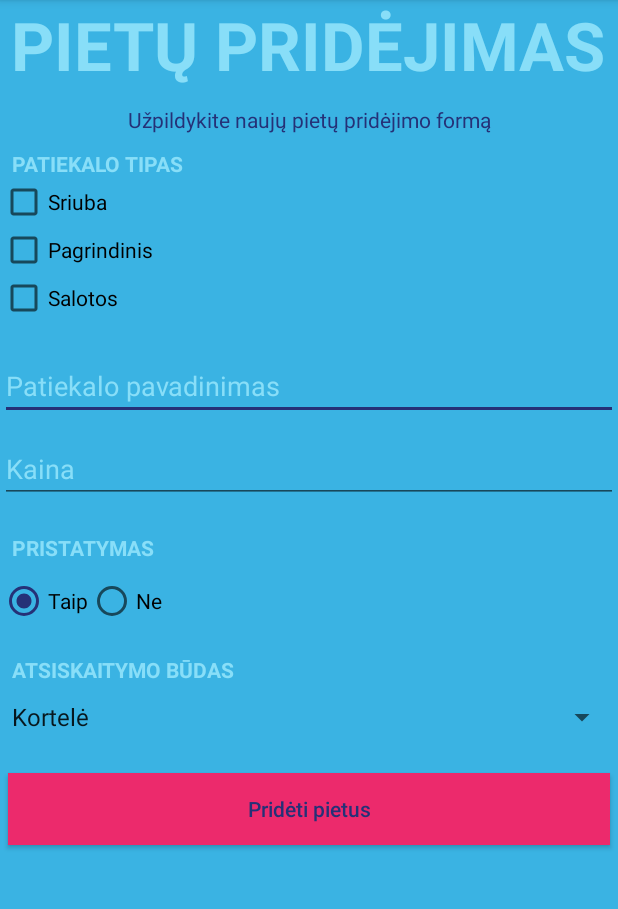
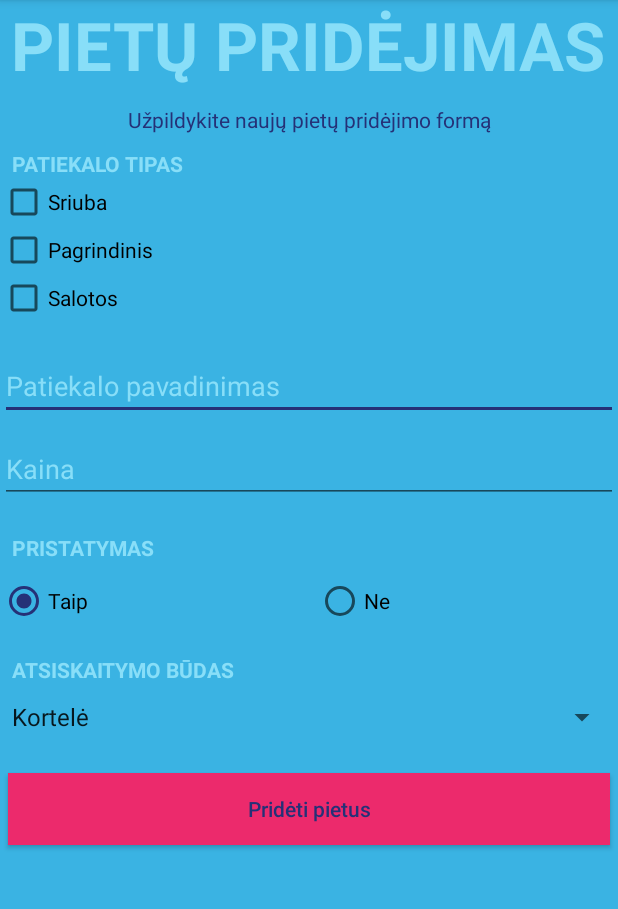
Before and after one commit to aistyska/my_dinner_app, an Android app: the NewDinnerActivity screen opened directly, with no data from a screen before it, on a phone screen of 412 x 824 dp, the part 84-993 px from its top. Run offline under Robolectric (Android 15) with nearby library versions, the phone set to English and light mode, and no system bars.

Commit message:
Fixed radio buttons layout in add new dinner form

```diff
--- a/app/src/main/res/layout/activity_new_dinner.xml
+++ b/app/src/main/res/layout/activity_new_dinner.xml
@@ -114,14 +114,16 @@
 
         <RadioGroup
             android:id="@+id/radio_delivery"
-            android:layout_width="wrap_content"
+            android:layout_width="match_parent"
             android:layout_height="wrap_content"
-            android:orientation="horizontal">
+            android:orientation="horizontal"
+            android:weightSum="2">
 
             <RadioButton
                 android:id="@+id/radio_deliver_yes"
                 android:layout_width="wrap_content"
                 android:layout_height="wrap_content"
+                android:layout_weight="1"
                 android:text="@string/radio_yes"
                 android:checked="true"
                 />
@@ -130,6 +132,7 @@
                 android:id="@+id/radio_delivery_no"
                 android:layout_width="wrap_content"
                 android:layout_height="wrap_content"
+                android:layout_weight="1"
                 android:text="@string/radio_no"
                 />
         </RadioGroup>
```
